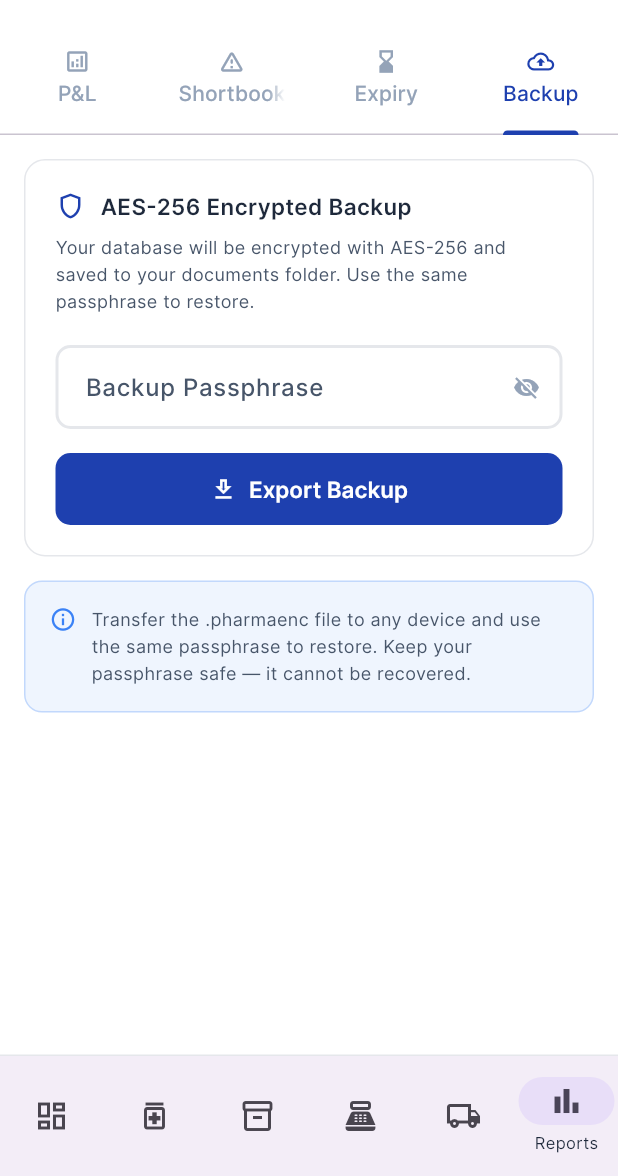
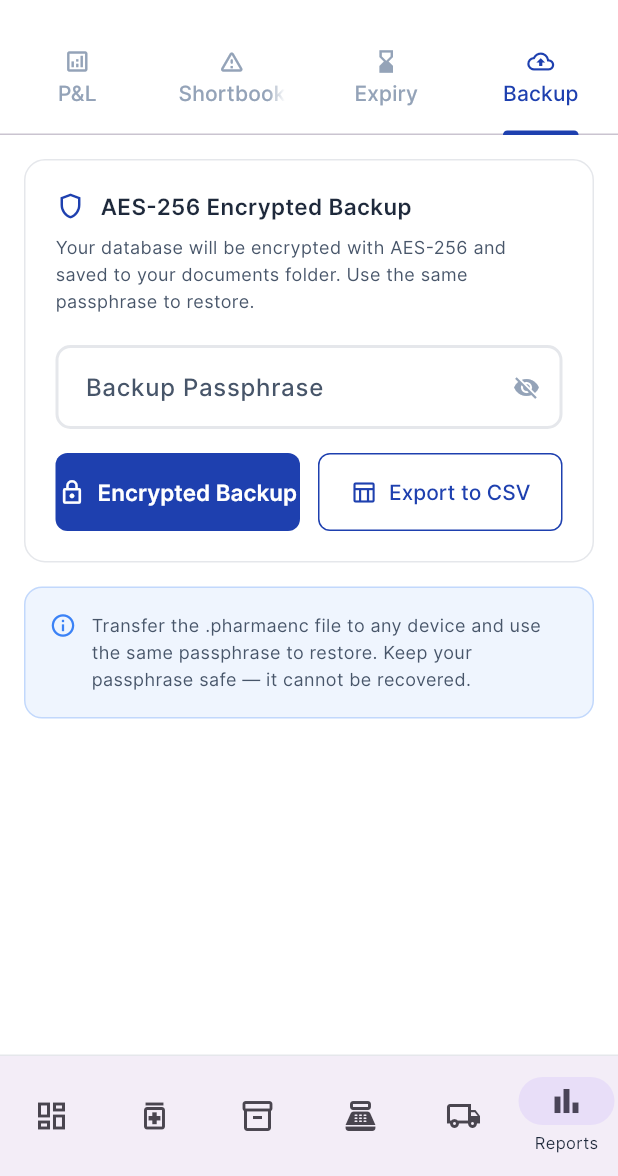
Before and after one commit to ksnsddhvn/pharma_local, a Flutter app: the ReportsScreen screen opened by its route, tab 4 chosen, on a phone screen of 412 x 824 dp, the part 60-1236 px from its top. Run offline on Flutter 3.47's test engine with Material 3 defaults, Android fonts, the phone set to English and light mode, and no system bars; our stand-ins replace csv, dio, drift, drift_flutter, file_picker, fl_chart and 11 more; missing offline and left inert: encrypt; accounts and stored records are empty; generated files the repository leaves out were written again; network calls fail.

Commit message:
feat: Implement CSV export with standard schema and Auto Backup

```diff
--- a/lib/features/reports/reports_screen.dart
+++ b/lib/features/reports/reports_screen.dart
@@ -4,7 +4,8 @@ import '../../core/providers.dart';
 import '../../core/theme/app_theme.dart';
 import '../../core/utils/formatters.dart';
 import '../../core/database/tables/inventory_adjustments_table.dart';
-
+import 'package:share_plus/share_plus.dart';
+import '../../core/services/csv_export_service.dart';
 class ReportsScreen extends ConsumerStatefulWidget {
   const ReportsScreen({super.key});
 
@@ -413,14 +414,42 @@ class _BackupTabState extends ConsumerState<_BackupTab> {
           );
       setState(() => _lastBackupPath = path);
       if (mounted) {
+        await Share.shareXFiles(
+          [XFile(path)],
+          subject: 'Pharma Local Encrypted Backup',
+        );
         ScaffoldMessenger.of(context).showSnackBar(SnackBar(
-            content: Text('Backup saved: $path'),
+            content: Text('Backup ready'),
             backgroundColor: context.colors.success));
       }
     } catch (e) {
       if (mounted) {
         ScaffoldMessenger.of(context).showSnackBar(SnackBar(
             content: Text('Backup failed: $e'),
+            backgroundColor: context.colors.error));
+      }
+    } finally {
+      if (mounted) setState(() => _loading = false);
+    }
+  }
+
+  Future<void> _exportCsv() async {
+    setState(() => _loading = true);
+    try {
+      final path = await ref.read(csvExportServiceProvider).exportToCsvZip();
+      if (mounted) {
+        await Share.shareXFiles(
+          [XFile(path)],
+          subject: 'Pharma Local CSV Export',
+        );
+        ScaffoldMessenger.of(context).showSnackBar(SnackBar(
+            content: Text('CSV Export ready'),
+            backgroundColor: context.colors.success));
+      }
+    } catch (e) {
+      if (mounted) {
+        ScaffoldMessenger.of(context).showSnackBar(SnackBar(
+            content: Text('CSV Export failed: $e'),
             backgroundColor: context.colors.error));
       }
     } finally {
@@ -479,31 +508,46 @@ class _BackupTabState extends ConsumerState<_BackupTab> {
                 ),
               ),
               SizedBox(height: 16),
-              ElevatedButton.icon(
-                onPressed: _loading ? null : _export,
-                icon: Icon(Icons.download_outlined, size: 18),
-                label: _loading
-                    ? SizedBox(
-                        height: 18,
-                        width: 18,
-                        child: CircularProgressIndicator(
-                            strokeWidth: 2, color: Colors.black))
-                    : Text('Export Backup'),
-                style: ElevatedButton.styleFrom(
-                    minimumSize: Size.fromHeight(48)),
+              Row(
+                children: [
+                  Expanded(
+                    child: ElevatedButton.icon(
+                      onPressed: _loading ? null : _export,
+                      style: ElevatedButton.styleFrom(
+                        backgroundColor: context.colors.primary,
+                        foregroundColor: Colors.white,
+                        padding: EdgeInsets.symmetric(vertical: 14),
+                        shape: RoundedRectangleBorder(
+                            borderRadius: BorderRadius.circular(8)),
+                      ),
+                      icon: _loading
+                          ? SizedBox(
+                              width: 16,
+                              height: 16,
+                              child: CircularProgressIndicator(
+                                  color: Colors.white, strokeWidth: 2))
+                          : Icon(Icons.lock_outline, size: 18),
+                      label: _loading
+                          ? Text('Exporting...')
+                          : Text('Encrypted Backup'),
+                    ),
+                  ),
+                  SizedBox(width: 12),
+                  Expanded(
+                    child: OutlinedButton.icon(
+                      onPressed: _loading ? null : _exportCsv,
+                      style: OutlinedButton.styleFrom(
+                        padding: EdgeInsets.symmetric(vertical: 14),
+                        side: BorderSide(color: context.colors.primary),
+                        shape: RoundedRectangleBorder(
+                            borderRadius: BorderRadius.circular(8)),
+                      ),
+                      icon: Icon(Icons.table_chart_outlined, size: 18, color: context.colors.primary),
+                      label: Text('Export to CSV', style: TextStyle(color: context.colors.primary)),
+                    ),
+                  ),
+                ],
               ),
-              if (_lastBackupPath != null) ...[
-                SizedBox(height: 12),
-                OutlinedButton.icon(
-                  onPressed: () => ref
-                      .read(backupServiceProvider)
-                      .shareBackup(_lastBackupPath!),
-                  icon: Icon(Icons.share_outlined, size: 18),
-                  label: Text('Share Backup File'),
-                  style: OutlinedButton.styleFrom(
-                      minimumSize: Size.fromHeight(48)),
-                ),
-              ],
             ],
           ),
         ),
--- a/pubspec.yaml
+++ b/pubspec.yaml
@@ -50,6 +50,7 @@ dependencies:
   package_info_plus: ^9.0.1
   open_file: ^4.0.0
   dio: ^5.10.0
+  csv: ^8.0.0
 
 dev_dependencies:
   flutter_test:
```
Also changed, not shown: lib/core/services/backup_service.dart (+28 -5 lines), lib/core/services/csv_export_service.dart (added, +101 -0 lines), lib/features/settings/settings_screen.dart (+25 -12 lines), pubspec.lock.
